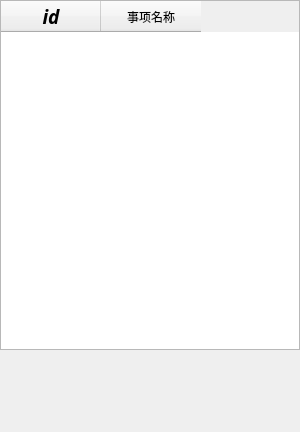
Qt form realProgect/dailymsy5.ui (Arthur381/QTproject) before a commit.
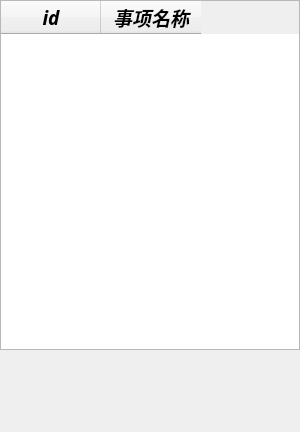
The same form after that commit.

```diff
--- a/realProgect/dailymsy5.ui
+++ b/realProgect/dailymsy5.ui
@@ -66,6 +66,14 @@
     <property name="text">
      <string>事项名称</string>
     </property>
+    <property name="font">
+     <font>
+      <family>幼圆</family>
+      <pointsize>14</pointsize>
+      <italic>true</italic>
+      <bold>true</bold>
+     </font>
+    </property>
    </column>
   </widget>
  </widget>
```
